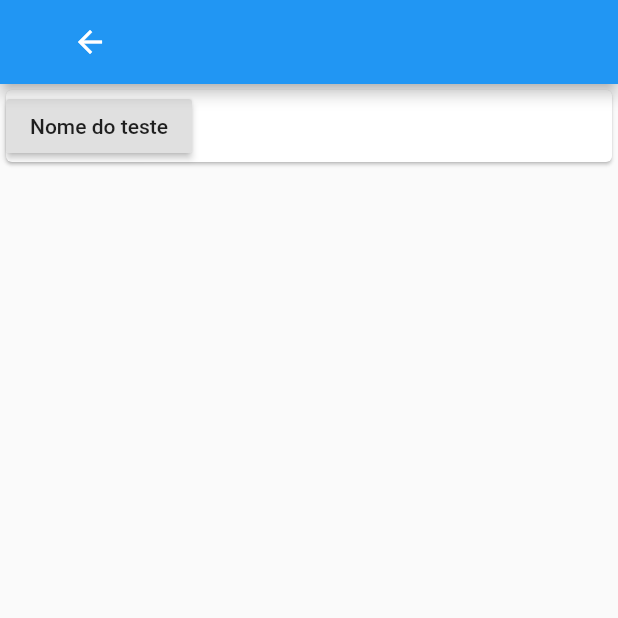
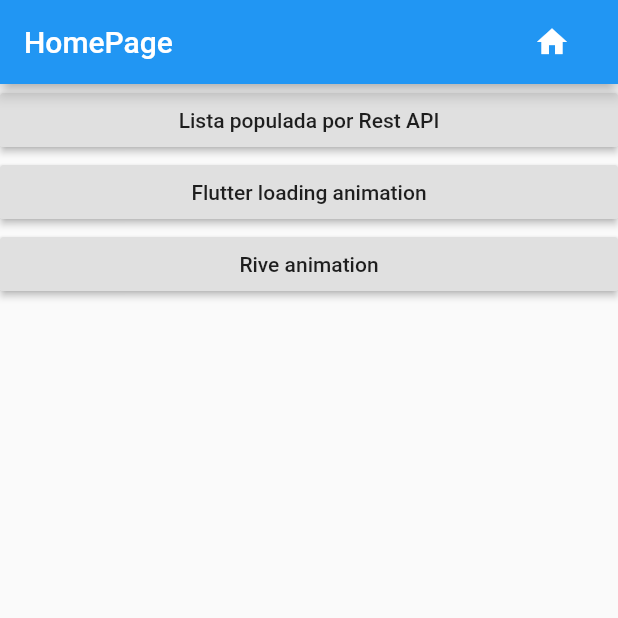
Before and after one commit to filipero/TesteFlutter, a Flutter app: the screen it shows after launch, on a phone screen of 412 x 824 dp, the top half of it. Run offline on Flutter 3.47's test engine with Material 2 defaults, Android fonts, the phone set to English and light mode, and no system bars; our stand-ins replace flare_flutter.

Commit message:
Repositório criado

```diff
--- a/lib/Screens/listviewapi.dart
+++ b/lib/Screens/listviewapi.dart
@@ -3,12 +3,12 @@ import 'dart:convert';
 import 'package:flutter/material.dart';
 import 'package:http/http.dart' as http;
 
-class HomePage extends StatefulWidget {
+class ApiList extends StatefulWidget {
   @override
-  HomePageState createState() => new HomePageState();
+  ApiListState createState() => new ApiListState();
 }
 
-class HomePageState extends State<HomePage> {
+class ApiListState extends State<ApiList> {
   List data;
 
   Future<String> getData() async {
--- a/lib/main.dart
+++ b/lib/main.dart
@@ -1,6 +1,7 @@
 import 'package:flutter/material.dart';
-
-
+import './Screens/loaderanim.dart';
+import './Screens/listviewapi.dart';
+import './Screens/riveanim.dart';
 void main() {
   runApp(new MaterialApp(
     home:HomePage()
@@ -14,26 +15,55 @@ class HomePage extends StatefulWidget {
 
 class _HomePageState extends State<HomePage> {
 
+  List<String> telas = ["HomePage","Lista populada por Rest API","Flutter loading animation","Rive animation"];
+  String telaAtual = "HomePage";
   int paginaAtual = 0;
   @override
   Widget build(BuildContext context) {
     return Scaffold(
       appBar: AppBar(
-        title: FlatButton(onPressed:(){
+        title: Text(telaAtual)
+                  ,actions: <Widget>[
+                    FlatButton(onPressed:(){
                   this.setState((){
-                    paginaAtual < 3 ? paginaAtual++ : paginaAtual = 0;
-                  });},child: Icon(Icons.arrow_back, color: Colors.white,),)
+                    telaAtual = "HomePage";
+                  });},child: Icon(Icons.home, color: Colors.white,),)
+                  ],
       ),
-      body: paginaAtual == 0 ? ListView(
+      body: telaAtual == telas[0] ? ListView.builder(itemCount: telas == null ? 0 : telas.length,
+      itemBuilder: (BuildContext context, int index){
+        return telas[index] == "HomePage" ? Container() : RaisedButton(child: Text( telas[index] ),
+                onPressed: (){
+                  this.setState((){
+                    telaAtual = telas[index];
+                  });
+                });
+
+      }
+
+      ):
+      telaAtual == telas[1] ? Container(child:ApiList()):
+      telaAtual == telas[2] ? Container(child:new Center(child: Loader())):
+      telaAtual == telas[3] ? Container(child:RiveAnim()):
+      Container(color: Colors.red,height: double.infinity, width: double.infinity,),
+    );
+  }
+}
+
+
+
+
+
+/* ListView(
         children:<Widget>[
           Card(
           child:Row(
             children: <Widget>[
 
-              RaisedButton(child: Text('Nome do teste'),
+              RaisedButton(child: Text( telas[1] ),
                 onPressed: (){
                   this.setState((){
-                    paginaAtual < 3 ? paginaAtual++ : paginaAtual = 0;
+                    telaAtual = telas[1];
                   });
                 })
 
@@ -41,7 +71,4 @@ class _HomePageState extends State<HomePage> {
             ],
           )),
         ],
-      ): paginaAtual == 1 ?Container(color: Colors.black,height: 100, width: 100,):Container(color: Colors.amber,height: 100, width: 100),
-    );
-  }
-}
+      ) */
```
Also changed, not shown: lib/Screens/loaderanim.dart (+5 -4 lines).
